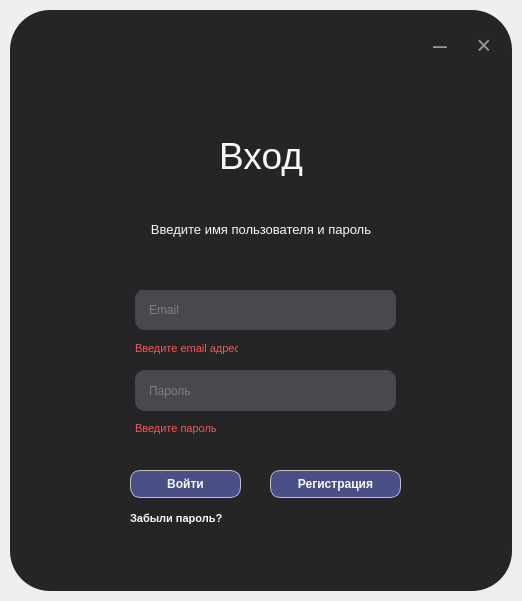
This is ui_main.ui in AlexanderHSE/Tending as Qt 5 draws it before an edit. The edited form follows.
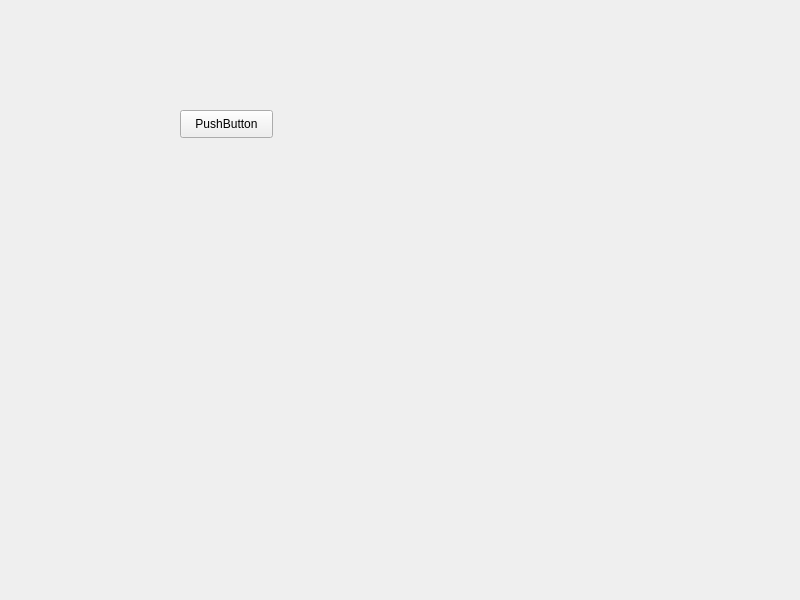
This is the edited form. Icons and pictures are not drawn.

Commit message: Registration window, transition between reg/log, transition to main window

The edit to the form file:
```diff
--- a/ui_main.ui
+++ b/ui_main.ui
@@ -6,656 +6,27 @@
    <rect>
     <x>0</x>
     <y>0</y>
-    <width>522</width>
-    <height>601</height>
+    <width>800</width>
+    <height>600</height>
    </rect>
   </property>
-  <property name="minimumSize">
-   <size>
-    <width>522</width>
-    <height>601</height>
-   </size>
-  </property>
-  <property name="maximumSize">
-   <size>
-    <width>522</width>
-    <height>601</height>
-   </size>
-  </property>
   <property name="windowTitle">
    <string>MainWindow</string>
   </property>
   <widget class="QWidget" name="centralwidget">
-   <property name="minimumSize">
-    <size>
-     <width>522</width>
-     <height>601</height>
-    </size>
-   </property>
-   <property name="maximumSize">
-    <size>
-     <width>522</width>
-     <height>601</height>
-    </size>
-   </property>
-   <layout class="QVBoxLayout" name="drop_shadow_layout">
-    <property name="spacing">
-     <number>0</number>
+   <widget class="QPushButton" name="to_login">
+    <property name="geometry">
+     <rect>
+      <x>180</x>
+      <y>110</y>
+      <width>93</width>
+      <height>28</height>
+     </rect>
     </property>
-    <property name="leftMargin">
-     <number>10</number>
+    <property name="text">
+     <string>PushButton</string>
     </property>
-    <property name="topMargin">
-     <number>10</number>
-    </property>
-    <property name="rightMargin">
-     <number>10</number>
-    </property>
-    <property name="bottomMargin">
-     <number>10</number>
-    </property>
-    <item>
-     <widget class="QFrame" name="drop_shadow_frame">
-      <property name="minimumSize">
-       <size>
-        <width>502</width>
-        <height>581</height>
-       </size>
-      </property>
-      <property name="maximumSize">
-       <size>
-        <width>502</width>
-        <height>581</height>
-       </size>
-      </property>
-      <property name="styleSheet">
-       <string notr="true">background-color: rgb(37,37,40);
-border-radius: 40;</string>
-      </property>
-      <property name="frameShape">
-       <enum>QFrame::NoFrame</enum>
-      </property>
-      <property name="frameShadow">
-       <enum>QFrame::Raised</enum>
-      </property>
-      <layout class="QVBoxLayout" name="verticalLayout">
-       <property name="spacing">
-        <number>0</number>
-       </property>
-       <property name="leftMargin">
-        <number>0</number>
-       </property>
-       <property name="topMargin">
-        <number>0</number>
-       </property>
-       <property name="rightMargin">
-        <number>0</number>
-       </property>
-       <property name="bottomMargin">
-        <number>0</number>
-       </property>
-       <item>
-        <widget class="QFrame" name="title_bar">
-         <property name="minimumSize">
-          <size>
-           <width>502</width>
-           <height>70</height>
-          </size>
-         </property>
-         <property name="maximumSize">
-          <size>
-           <width>16777215</width>
-           <height>70</height>
-          </size>
-         </property>
-         <property name="styleSheet">
-          <string notr="true">background-color:None</string>
-         </property>
-         <property name="frameShape">
-          <enum>QFrame::NoFrame</enum>
-         </property>
-         <property name="frameShadow">
-          <enum>QFrame::Raised</enum>
-         </property>
-         <layout class="QHBoxLayout" name="horizontalLayout">
-          <property name="spacing">
-           <number>0</number>
-          </property>
-          <property name="leftMargin">
-           <number>0</number>
-          </property>
-          <property name="topMargin">
-           <number>0</number>
-          </property>
-          <property name="rightMargin">
-           <number>0</number>
-          </property>
-          <property name="bottomMargin">
-           <number>0</number>
-          </property>
-          <item>
-           <widget class="QFrame" name="frame_logo">
-            <property name="frameShape">
-             <enum>QFrame::StyledPanel</enum>
-            </property>
-            <property name="frameShadow">
-             <enum>QFrame::Raised</enum>
-            </property>
-            <layout class="QHBoxLayout" name="horizontalLayout_2">
-             <property name="spacing">
-              <number>0</number>
-             </property>
-             <property name="leftMargin">
-              <number>0</number>
-             </property>
-             <property name="topMargin">
-              <number>0</number>
-             </property>
-             <property name="rightMargin">
-              <number>0</number>
-             </property>
-             <property name="bottomMargin">
-              <number>0</number>
-             </property>
-             <item>
-              <widget class="QFrame" name="frame">
-               <property name="maximumSize">
-                <size>
-                 <width>25</width>
-                 <height>16777215</height>
-                </size>
-               </property>
-               <property name="frameShape">
-                <enum>QFrame::StyledPanel</enum>
-               </property>
-               <property name="frameShadow">
-                <enum>QFrame::Raised</enum>
-               </property>
-              </widget>
-             </item>
-             <item>
-              <widget class="QFrame" name="frame_2">
-               <property name="frameShape">
-                <enum>QFrame::StyledPanel</enum>
-               </property>
-               <property name="frameShadow">
-                <enum>QFrame::Raised</enum>
-               </property>
-               <widget class="QLabel" name="label">
-                <property name="geometry">
-                 <rect>
-                  <x>10</x>
-                  <y>20</y>
-                  <width>341</width>
-                  <height>41</height>
-                 </rect>
-                </property>
-                <property name="minimumSize">
-                 <size>
-                  <width>341</width>
-                  <height>41</height>
-                 </size>
-                </property>
-                <property name="text">
-                 <string/>
-                </property>
-                <property name="pixmap">
-                 <pixmap>../../Frame_13.jpg</pixmap>
-                </property>
-               </widget>
-              </widget>
-             </item>
-            </layout>
-           </widget>
-          </item>
-          <item>
-           <widget class="QFrame" name="frame_btns">
-            <property name="maximumSize">
-             <size>
-              <width>100</width>
-              <height>16777215</height>
-             </size>
-            </property>
-            <property name="frameShape">
-             <enum>QFrame::StyledPanel</enum>
-            </property>
-            <property name="frameShadow">
-             <enum>QFrame::Raised</enum>
-            </property>
-            <layout class="QHBoxLayout" name="horizontalLayout_3">
-             <item>
-              <widget class="QPushButton" name="btn_minimize">
-               <property name="minimumSize">
-                <size>
-                 <width>20</width>
-                 <height>20</height>
-                </size>
-               </property>
-               <property name="maximumSize">
-                <size>
-                 <width>40</width>
-                 <height>40</height>
-                </size>
-               </property>
-               <property name="styleSheet">
-                <string notr="true">QPushButton {
-	border: none;
-	color: rgb(155, 156, 151);
-	font-family: Ubuntu;
-	font-size: 25px;
-}
-QPushButton:hover {
-	color:rgb(234, 234, 234)
-}</string>
-               </property>
-               <property name="text">
-                <string>–</string>
-               </property>
-              </widget>
-             </item>
-             <item>
-              <widget class="QPushButton" name="btn_close">
-               <property name="minimumSize">
-                <size>
-                 <width>20</width>
-                 <height>20</height>
-                </size>
-               </property>
-               <property name="maximumSize">
-                <size>
-                 <width>40</width>
-                 <height>40</height>
-                </size>
-               </property>
-               <property name="styleSheet">
-                <string notr="true">QPushButton {
-	border: none;
-	color: rgb(155, 156, 151);
-	font-family: Ubuntu;
-	font-size: 25px;
-}
-QPushButton:hover {
-	color:rgb(234, 234, 234)
-}</string>
-               </property>
-               <property name="text">
-                <string>×</string>
-               </property>
-               <property name="flat">
-                <bool>false</bool>
-               </property>
-              </widget>
-             </item>
-            </layout>
-           </widget>
-          </item>
-         </layout>
-        </widget>
-       </item>
-       <item>
-        <widget class="QFrame" name="content_bar">
-         <property name="styleSheet">
-          <string notr="true">background-color:None</string>
-         </property>
-         <property name="frameShape">
-          <enum>QFrame::StyledPanel</enum>
-         </property>
-         <property name="frameShadow">
-          <enum>QFrame::Raised</enum>
-         </property>
-         <layout class="QVBoxLayout" name="verticalLayout_2">
-          <property name="spacing">
-           <number>0</number>
-          </property>
-          <property name="leftMargin">
-           <number>0</number>
-          </property>
-          <property name="topMargin">
-           <number>0</number>
-          </property>
-          <property name="rightMargin">
-           <number>0</number>
-          </property>
-          <property name="bottomMargin">
-           <number>0</number>
-          </property>
-          <item>
-           <widget class="QFrame" name="frame_title">
-            <property name="minimumSize">
-             <size>
-              <width>0</width>
-              <height>5</height>
-             </size>
-            </property>
-            <property name="maximumSize">
-             <size>
-              <width>16777215</width>
-              <height>200</height>
-             </size>
-            </property>
-            <property name="frameShape">
-             <enum>QFrame::StyledPanel</enum>
-            </property>
-            <property name="frameShadow">
-             <enum>QFrame::Raised</enum>
-            </property>
-            <layout class="QVBoxLayout" name="verticalLayout_3">
-             <property name="spacing">
-              <number>0</number>
-             </property>
-             <property name="leftMargin">
-              <number>0</number>
-             </property>
-             <property name="topMargin">
-              <number>15</number>
-             </property>
-             <property name="rightMargin">
-              <number>0</number>
-             </property>
-             <property name="bottomMargin">
-              <number>0</number>
-             </property>
-             <item>
-              <widget class="QLabel" name="label_2">
-               <property name="minimumSize">
-                <size>
-                 <width>0</width>
-                 <height>40</height>
-                </size>
-               </property>
-               <property name="maximumSize">
-                <size>
-                 <width>16777215</width>
-                 <height>40</height>
-                </size>
-               </property>
-               <property name="styleSheet">
-                <string notr="true">color: rgb(249, 249, 251);
-font-size: 37px;
-font-family: &quot;Ubuntu&quot;;</string>
-               </property>
-               <property name="text">
-                <string>Вход</string>
-               </property>
-               <property name="textFormat">
-                <enum>Qt::MarkdownText</enum>
-               </property>
-               <property name="alignment">
-                <set>Qt::AlignCenter</set>
-               </property>
-              </widget>
-             </item>
-             <item>
-              <widget class="QLabel" name="label_3">
-               <property name="maximumSize">
-                <size>
-                 <width>16777215</width>
-                 <height>20</height>
-                </size>
-               </property>
-               <property name="styleSheet">
-                <string notr="true">color: rgb(249, 249, 251);
-font-size: 13px;
-font-family: &quot;Ubuntu&quot;;</string>
-               </property>
-               <property name="frameShape">
-                <enum>QFrame::NoFrame</enum>
-               </property>
-               <property name="text">
-                <string>Введите имя пользователя и пароль</string>
-               </property>
-               <property name="alignment">
-                <set>Qt::AlignBottom|Qt::AlignHCenter</set>
-               </property>
-               <property name="wordWrap">
-                <bool>false</bool>
-               </property>
-              </widget>
-             </item>
-            </layout>
-           </widget>
-          </item>
-          <item>
-           <widget class="QFrame" name="frame_login">
-            <property name="frameShape">
-             <enum>QFrame::StyledPanel</enum>
-            </property>
-            <property name="frameShadow">
-             <enum>QFrame::Raised</enum>
-            </property>
-            <widget class="QFrame" name="frame_3">
-             <property name="geometry">
-              <rect>
-               <x>10</x>
-               <y>10</y>
-               <width>480</width>
-               <height>149</height>
-              </rect>
-             </property>
-             <property name="minimumSize">
-              <size>
-               <width>300</width>
-               <height>0</height>
-              </size>
-             </property>
-             <property name="frameShape">
-              <enum>QFrame::StyledPanel</enum>
-             </property>
-             <property name="frameShadow">
-              <enum>QFrame::Raised</enum>
-             </property>
-             <widget class="QLineEdit" name="edit_login">
-              <property name="geometry">
-               <rect>
-                <x>115</x>
-                <y>-1</y>
-                <width>261</width>
-                <height>41</height>
-               </rect>
-              </property>
-              <property name="styleSheet">
-               <string notr="true">border-radius: 10px; background-color: rgb(73, 73, 77); color: rgb(180, 180, 189); padding-left: 12px;</string>
-              </property>
-              <property name="maxLength">
-               <number>1000</number>
-              </property>
-              <property name="placeholderText">
-               <string>Email</string>
-              </property>
-             </widget>
-             <widget class="QLineEdit" name="edit_password">
-              <property name="geometry">
-               <rect>
-                <x>115</x>
-                <y>80</y>
-                <width>261</width>
-                <height>41</height>
-               </rect>
-              </property>
-              <property name="styleSheet">
-               <string notr="true">border-radius: 10px; 
-background-color: rgb(73, 73, 77); 
-color: rgb(180, 180, 189);
-padding-left: 12px;</string>
-              </property>
-              <property name="maxLength">
-               <number>1000</number>
-              </property>
-              <property name="frame">
-               <bool>false</bool>
-              </property>
-              <property name="echoMode">
-               <enum>QLineEdit::Password</enum>
-              </property>
-              <property name="placeholderText">
-               <string>Пароль</string>
-              </property>
-              <property name="clearButtonEnabled">
-               <bool>false</bool>
-              </property>
-             </widget>
-             <widget class="QLabel" name="tip_email">
-              <property name="geometry">
-               <rect>
-                <x>115</x>
-                <y>50</y>
-                <width>103</width>
-                <height>16</height>
-               </rect>
-              </property>
-              <property name="styleSheet">
-               <string notr="true">color: rgb(239, 88, 88); font-size: 11px;</string>
-              </property>
-              <property name="text">
-               <string>Введите email адрес</string>
-              </property>
-             </widget>
-             <widget class="QLabel" name="tip_password">
-              <property name="geometry">
-               <rect>
-                <x>115</x>
-                <y>130</y>
-                <width>82</width>
-                <height>16</height>
-               </rect>
-              </property>
-              <property name="styleSheet">
-               <string notr="true">color: rgb(239, 88, 88); font-size: 11px</string>
-              </property>
-              <property name="text">
-               <string>Введите пароль</string>
-              </property>
-             </widget>
-             <widget class="QPushButton" name="btn_show_password">
-              <property name="geometry">
-               <rect>
-                <x>350</x>
-                <y>90</y>
-                <width>21</width>
-                <height>21</height>
-               </rect>
-              </property>
-              <property name="styleSheet">
-               <string notr="true">border:none; background: none;</string>
-              </property>
-              <property name="text">
-               <string/>
-              </property>
-              <property name="icon">
-               <iconset>
-                <normaloff>closedEyeChanged.png</normaloff>closedEyeChanged.png</iconset>
-              </property>
-             </widget>
-            </widget>
-            <widget class="QFrame" name="frame_forgot_password">
-             <property name="geometry">
-              <rect>
-               <x>0</x>
-               <y>150</y>
-               <width>502</width>
-               <height>170</height>
-              </rect>
-             </property>
-             <property name="frameShape">
-              <enum>QFrame::StyledPanel</enum>
-             </property>
-             <property name="frameShadow">
-              <enum>QFrame::Raised</enum>
-             </property>
-             <widget class="QPushButton" name="btn_signin">
-              <property name="geometry">
-               <rect>
-                <x>120</x>
-                <y>40</y>
-                <width>111</width>
-                <height>28</height>
-               </rect>
-              </property>
-              <property name="styleSheet">
-               <string notr="true">QPushButton {
-border: 1px solid silver; 
-border-radius: 10px; 
-color: rgb(249, 249, 251);
-background-color: rgb(74, 80, 133);
-font-weight: bold;
-}
-QPushButton:hover {
-	background-color: rgb(157, 155, 161);
-}
-QPushButton:focus {
-outline: 0; 
-outline-offset: 0;
-}
-</string>
-              </property>
-              <property name="text">
-               <string>Войти</string>
-              </property>
-             </widget>
-             <widget class="QPushButton" name="btn_signin_2">
-              <property name="geometry">
-               <rect>
-                <x>260</x>
-                <y>40</y>
-                <width>131</width>
-                <height>28</height>
-               </rect>
-              </property>
-              <property name="styleSheet">
-               <string notr="true">QPushButton {
-border: 1px solid silver; 
-border-radius: 10px; 
-color: rgb(249, 249, 251);
-background-color: rgb(74, 80, 133);
-font-weight: bold;
-}
-QPushButton:hover {
-	background-color: rgb(157, 155, 161);
-}
-QPushButton:focus {
-outline: 0; 
-outline-offset: 0;
-}
-</string>
-              </property>
-              <property name="text">
-               <string>Регистрация</string>
-              </property>
-             </widget>
-             <widget class="QLabel" name="label_forgot_password">
-              <property name="geometry">
-               <rect>
-                <x>120</x>
-                <y>80</y>
-                <width>111</width>
-                <height>16</height>
-               </rect>
-              </property>
-              <property name="styleSheet">
-               <string notr="true">QLabel {
-color: rgb(249, 249, 251);
-font-size: 11px;
-font-family: &quot;Ubuntu&quot;;
-font-weight: bold;
-}
-QLabel:hover {
-color: rgb(196, 186, 208);
-}</string>
-              </property>
-              <property name="text">
-               <string>Забыли пароль?</string>
-              </property>
-             </widget>
-            </widget>
-           </widget>
-          </item>
-         </layout>
-        </widget>
-       </item>
-      </layout>
-     </widget>
-    </item>
-   </layout>
+   </widget>
   </widget>
  </widget>
  <resources/>
```
The commit also changes 6 other files.
